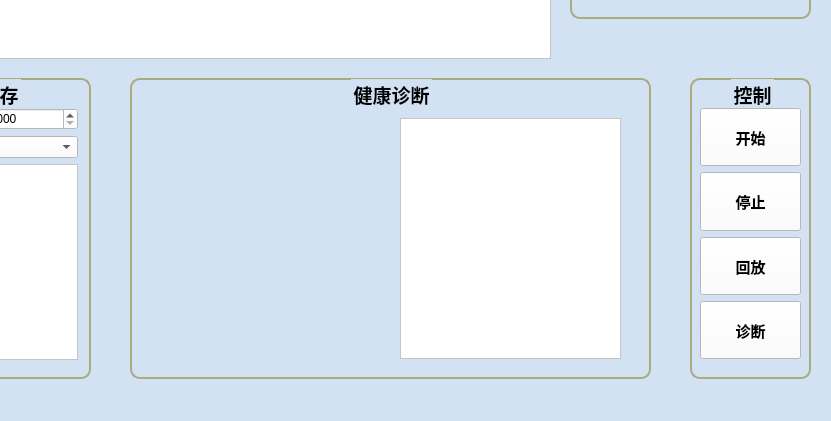
The window that vibrationdialog.ui (zkqiu/robot_doctor) describes before a commit, drawn with Qt 5; both pictures show x 210 to 1041 and y 242 to 663 of the 1041 by 663 pixel window.
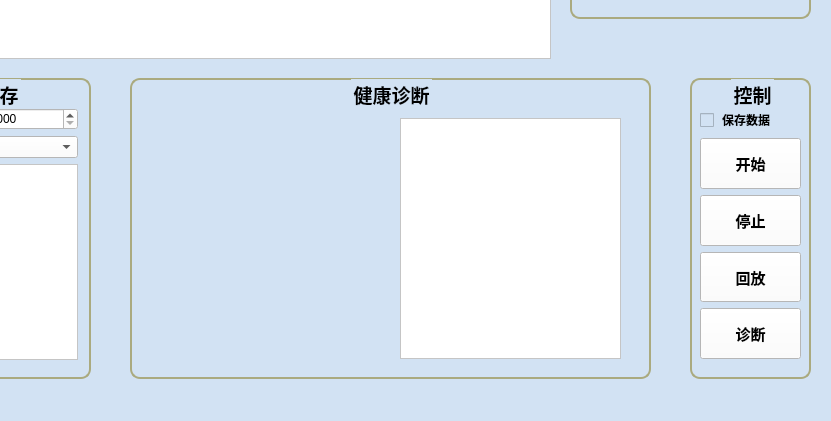
The same window after the commit. Icons and pictures are not drawn. Custom widgets are drawn as their Qt base class.

Commit message: 添加数据保存选项

```diff
--- a/vibrationdialog.ui
+++ b/vibrationdialog.ui
@@ -292,9 +292,9 @@
     <property name="geometry">
      <rect>
       <x>10</x>
-      <y>70</y>
+      <y>30</y>
       <width>251</width>
-      <height>191</height>
+      <height>251</height>
      </rect>
     </property>
     <property name="text">
@@ -334,7 +334,7 @@
    <property name="alignment">
     <set>Qt::AlignCenter</set>
    </property>
-   <widget class="QWidget" name="">
+   <widget class="QWidget" name="layoutWidget">
     <property name="geometry">
      <rect>
       <x>10</x>
@@ -344,6 +344,20 @@
      </rect>
     </property>
     <layout class="QVBoxLayout" name="verticalLayout_2">
+     <item>
+      <widget class="QCheckBox" name="checkBox">
+       <property name="font">
+        <font>
+         <family>楷体</family>
+         <weight>75</weight>
+         <bold>true</bold>
+        </font>
+       </property>
+       <property name="text">
+        <string> 保存数据</string>
+       </property>
+      </widget>
+     </item>
      <item>
       <widget class="QPushButton" name="btnRun">
        <property name="sizePolicy">
```
Left out of the diff: 9 changed lines with no effect on the pictures. The commit also changes 5 other files.
